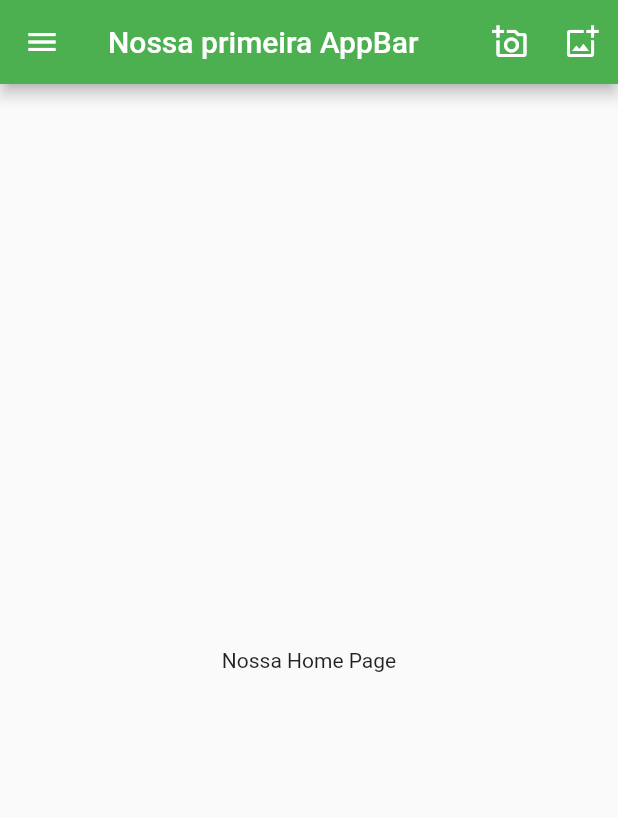
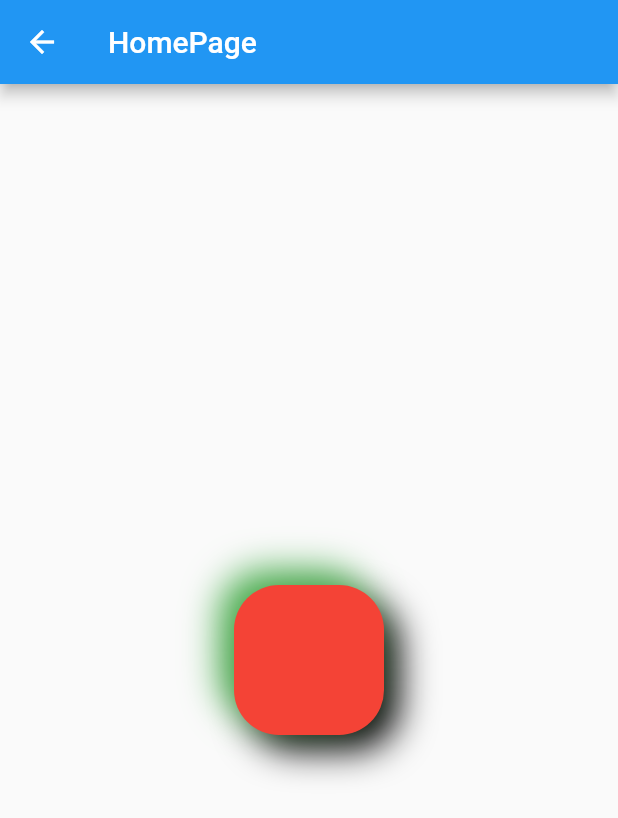
Before and after one commit to Rextecoetter/modulo12, a Flutter app: the HomePage screen opened directly, on a phone screen of 412 x 824 dp. Shown: the top 818 px of the screen. Run offline on Flutter 3.47's test engine with Material 2 defaults, Android fonts, the phone set to English and light mode, and no system bars; missing offline and left inert: dart:html; network calls fail.

Commit message:
novo commit

```diff
--- a/lib/home/home_page.dart
+++ b/lib/home/home_page.dart
@@ -6,23 +6,31 @@ class HomePage extends StatelessWidget {
   @override
   Widget build(BuildContext context) {
     return Scaffold(
-      appBar: AppBar(
-        title: const Text("Nossa primeira AppBar"),
-        backgroundColor: Colors.green,
-        actions: [
-          IconButton(
-            onPressed: () {},
-            icon: const Icon(Icons.add_a_photo_outlined),
+      appBar: AppBar(title: const Text('HomePage')),
+      body: Center(
+        child: Container(
+          width: 100,
+          height: 100,
+          margin: const EdgeInsets.all(10),
+          padding: const EdgeInsets.all(10),
+          decoration: BoxDecoration(
+            color: Colors.red,
+            borderRadius: BorderRadius.circular(30),
+            boxShadow: const [
+              BoxShadow(
+                color: Colors.black,
+                blurRadius: 20,
+                offset: Offset(10, 10),
+              ),
+              BoxShadow(
+                color: Colors.green,
+                blurRadius: 20,
+                offset: Offset(-10, -10),
+              ),
+            ],
           ),
-          IconButton(
-            onPressed: () {},
-            icon: const Icon(Icons.add_photo_alternate_outlined),
-          ),
-        ],
+        ),
       ),
-      drawer: const Drawer(child: Center(child: Text('Drawer aberto'))),
-      endDrawer: const Drawer(child: Center(child: Text('End Drawer'))),
-      body: const Center(child: Text('Nossa Home Page')),
     );
   }
 }
--- a/pubspec.yaml
+++ b/pubspec.yaml
@@ -58,7 +58,9 @@ flutter:
   uses-material-design: true
 
   # To add assets to your application, add an assets section, like this:
-  # assets:
+  assets:
+    - assets/
+    - assets/images/
   #   - images/a_dot_burr.jpeg
   #   - images/a_dot_ham.jpeg
 
```
Also changed, not shown: lib/images/images.dart (added, +38 -0 lines), lib/main.dart (+7 -3 lines), assets/images/paisagem.jpg (added).
